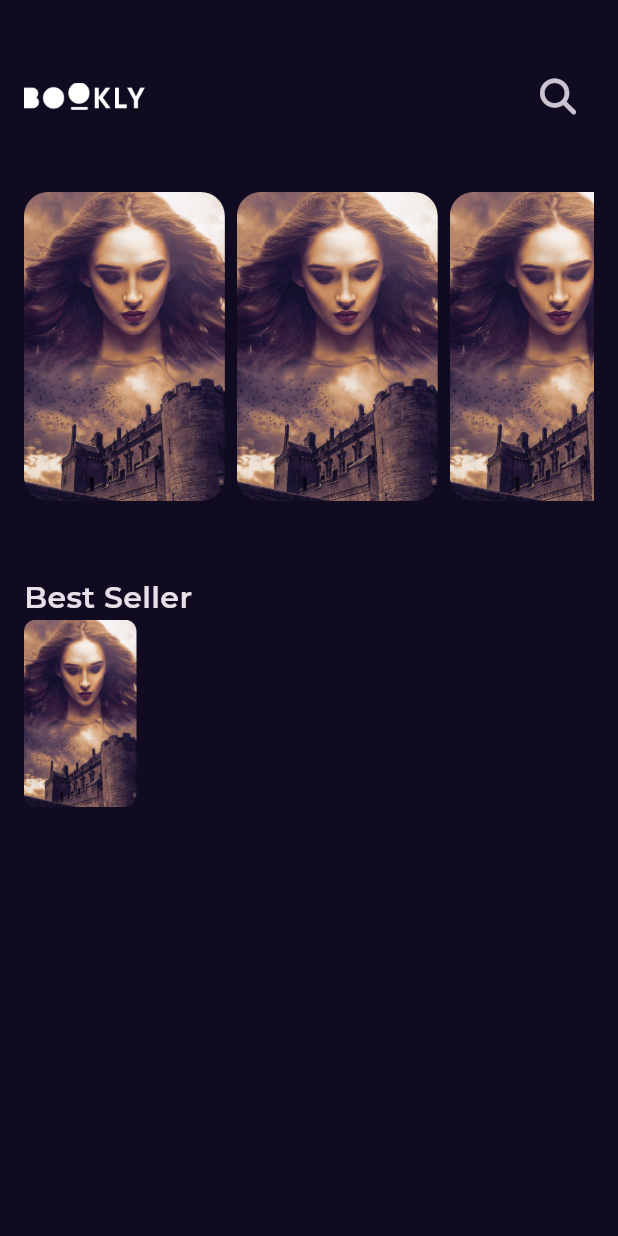
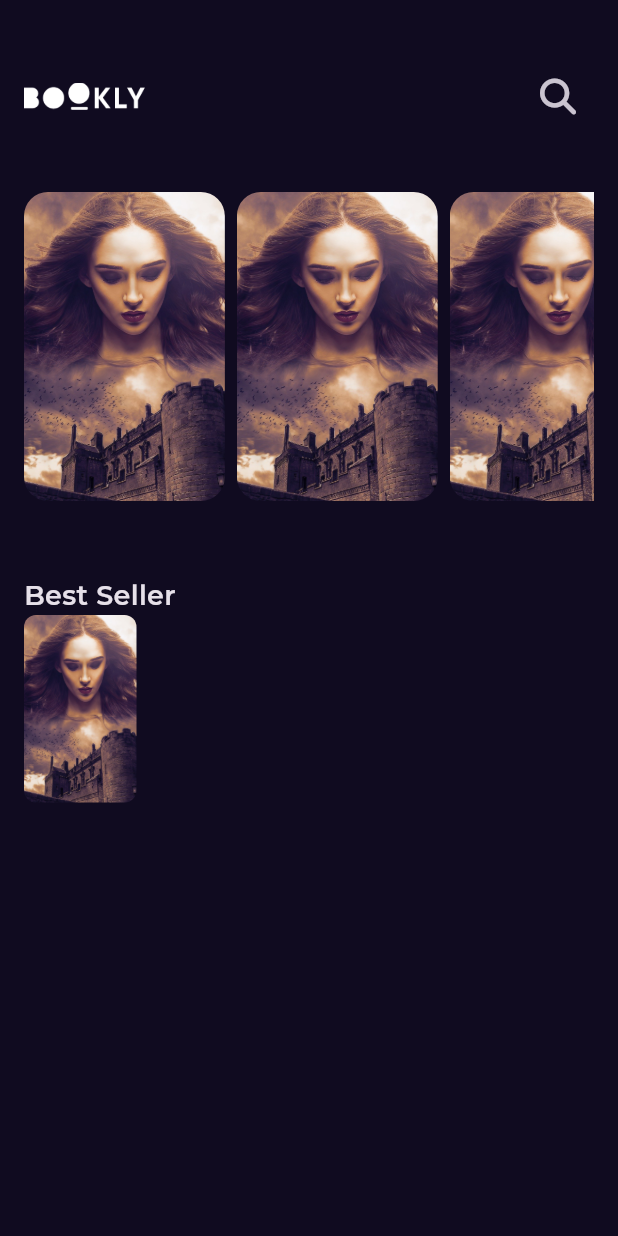
Before and after one commit to alaakorda/Bookly, a Flutter app: the screen it shows after launch, on a phone screen of 412 x 824 dp. Run offline on Flutter 3.47's test engine with Material 3 defaults, Android fonts, the phone set to English and light mode, and no system bars; our stand-ins replace font_awesome_flutter, get, google_fonts.

Commit message:
update text style

```diff
--- a/lib/Features/home/presentation/views/widgets/home_view_body.dart
+++ b/lib/Features/home/presentation/views/widgets/home_view_body.dart
@@ -20,7 +20,7 @@ class HomeViewBody extends StatelessWidget {
           ),
           Text(
             'Best Seller',
-            style: Styles.titleMedium,
+            style: Styles.textStyle18,
           ),
           BestSellerListViewItem(),
         ],
--- a/lib/core/utils/styles.dart
+++ b/lib/core/utils/styles.dart
@@ -1,8 +1,8 @@
 import 'package:flutter/material.dart';
 
 abstract class Styles{
-  static const titleMedium = TextStyle(
-    fontSize: 20,
+  static const textStyle18 = TextStyle(
+    fontSize: 18,
     fontWeight: FontWeight.w600,
   );
 }
```
